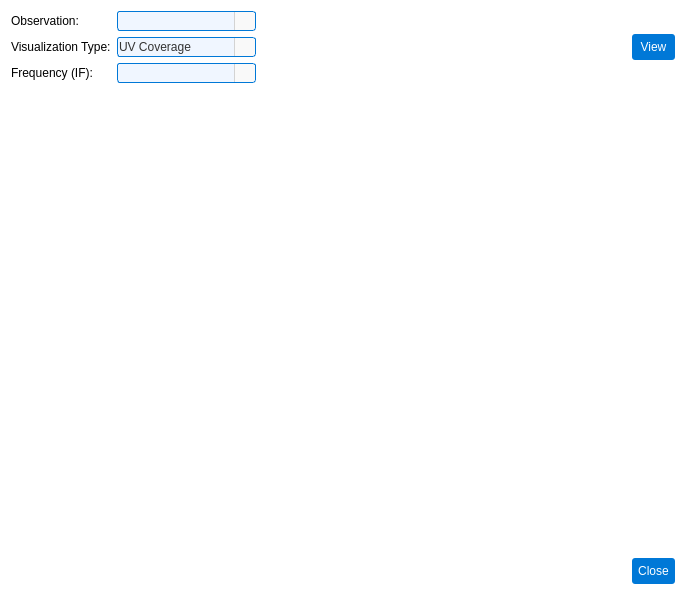
Torward1024/pAstroCORE, file pastrocore/gui_pyside/dialog_visualize.ui: the form before one commit.
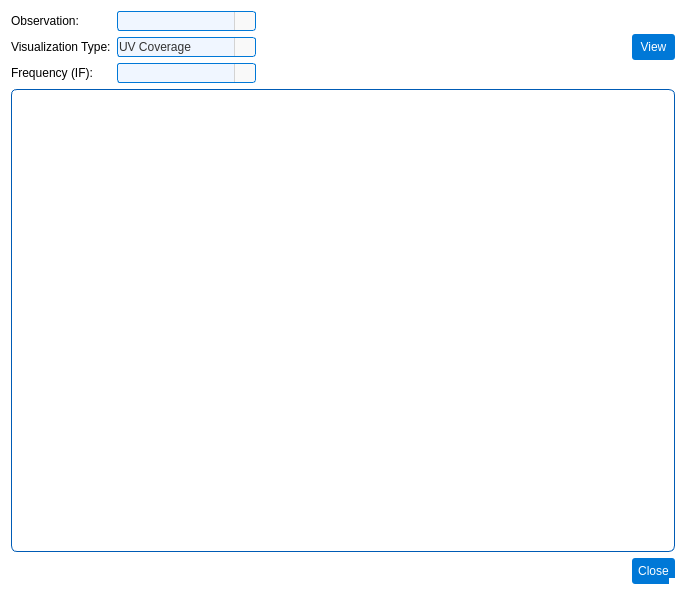
The form after the commit. Icons and pictures are not drawn.

Patch:
```diff
--- a/pastrocore/gui_pyside/dialog_visualize.ui
+++ b/pastrocore/gui_pyside/dialog_visualize.ui
@@ -10,12 +10,24 @@
     <height>595</height>
    </rect>
   </property>
+  <property name="sizePolicy">
+   <sizepolicy hsizetype="Expanding" vsizetype="Expanding">
+    <horstretch>0</horstretch>
+    <verstretch>0</verstretch>
+   </sizepolicy>
+  </property>
   <property name="windowTitle">
    <string>Visualize Observation</string>
   </property>
   <property name="styleSheet">
    <string>background-color: #ffffff; font-family: Arial;</string>
   </property>
+  <property name="sizeGripEnabled">
+   <bool>true</bool>
+  </property>
+  <property name="modal">
+   <bool>true</bool>
+  </property>
   <layout class="QGridLayout" name="gridLayout_3">
    <item row="0" column="0">
     <layout class="QGridLayout" name="gridLayout_2">
@@ -417,7 +429,7 @@
          </property>
         </widget>
        </item>
-       <item row="2" column="2">
+       <item row="3" column="2">
         <widget class="QPushButton" name="closeButton">
          <property name="styleSheet">
           <string notr="true">QPushButton {
@@ -442,7 +454,16 @@
         </widget>
        </item>
        <item row="1" column="0" colspan="3">
-        <widget class="QWidget" name="widget" native="true"/>
+        <widget class="QWidget" name="widget" native="true">
+         <property name="styleSheet">
+          <string notr="true">QWidget{
+    border: 1px solid #005BB5; /* Цвет границы согласован с иконками */
+    border-radius: 6px; /* Скругленные углы для современного вида */
+    background-color: #FFFFFF; /* Светлый фон, не отвлекающий от графика */
+    padding: 4px; /* Внутренний отступ для визуального комфорта */
+}</string>
+         </property>
+        </widget>
        </item>
       </layout>
      </item>
```
Left out of the diff: 9 changed lines with no effect on the pictures.
